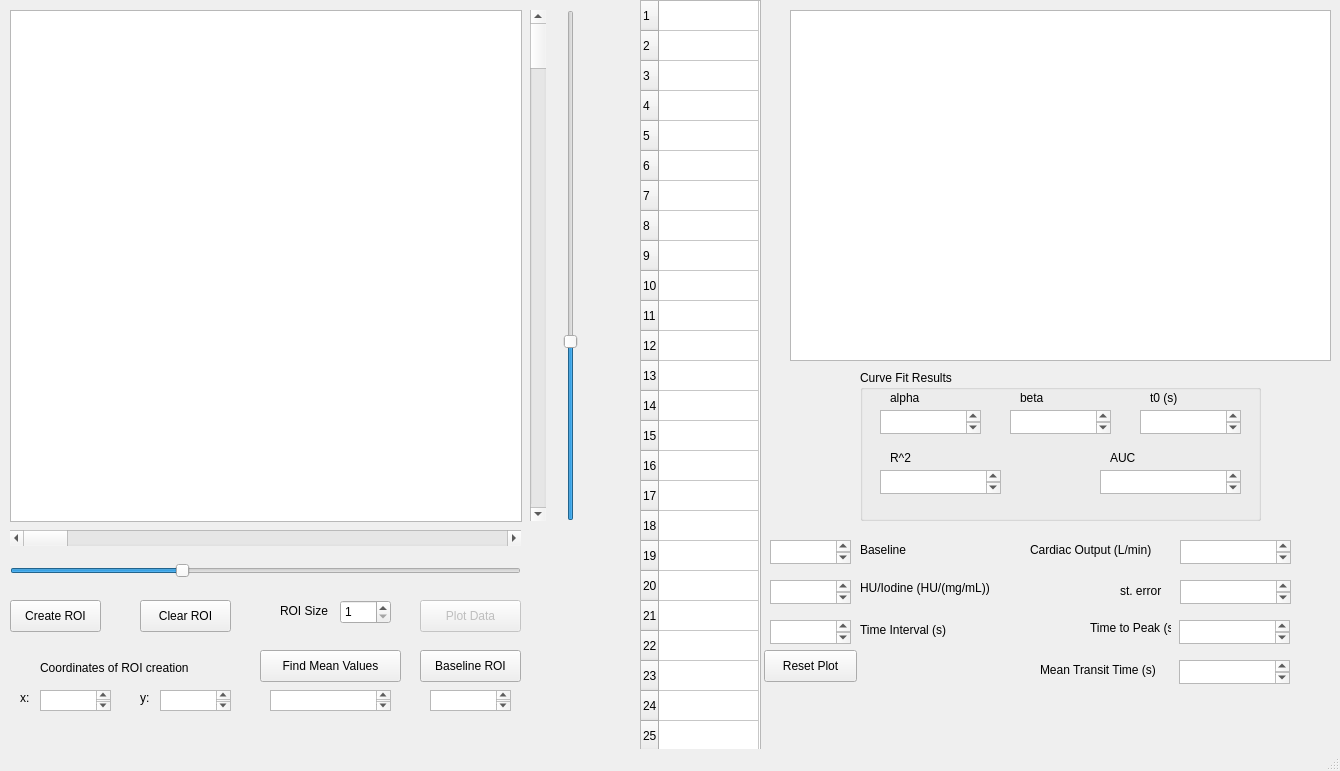
ogdenk/CTCO, file CTCOGUI.ui: the form before one commit.
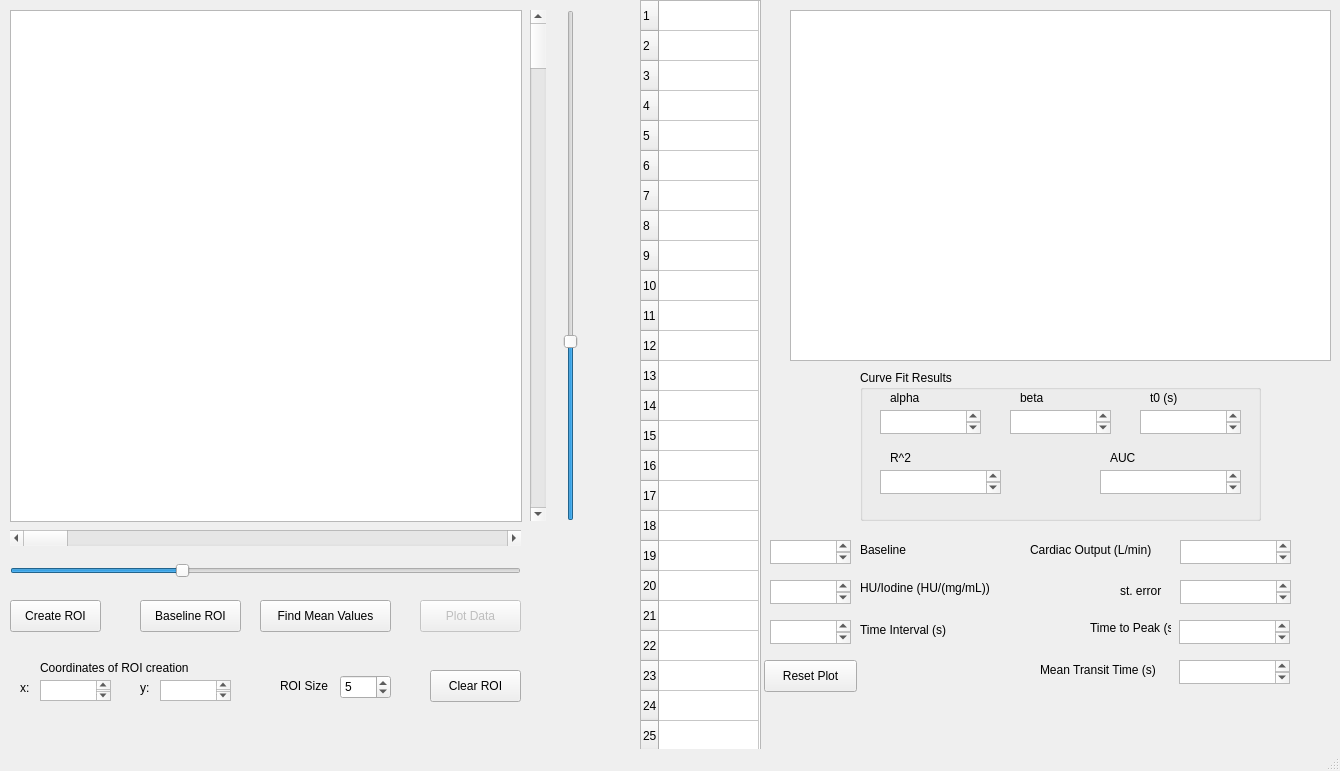
The form after the commit. Custom widgets are drawn as their Qt base class.

Patch:
```diff
--- a/CTCOGUI.ui
+++ b/CTCOGUI.ui
@@ -122,8 +122,8 @@
    <widget class="QPushButton" name="clearROI_btn">
     <property name="geometry">
      <rect>
-      <x>140</x>
-      <y>600</y>
+      <x>430</x>
+      <y>670</y>
       <width>91</width>
       <height>32</height>
      </rect>
@@ -136,7 +136,7 @@
     <property name="geometry">
      <rect>
       <x>340</x>
-      <y>600</y>
+      <y>675</y>
       <width>51</width>
       <height>24</height>
      </rect>
@@ -147,12 +147,15 @@
     <property name="maximum">
      <number>50</number>
     </property>
+    <property name="value">
+     <number>5</number>
+    </property>
    </widget>
    <widget class="QLabel" name="label_4">
     <property name="geometry">
      <rect>
       <x>280</x>
-      <y>595</y>
+      <y>670</y>
       <width>61</width>
       <height>31</height>
      </rect>
@@ -165,8 +168,8 @@
     <property name="geometry">
      <rect>
       <x>260</x>
-      <y>650</y>
-      <width>141</width>
+      <y>600</y>
+      <width>131</width>
       <height>32</height>
      </rect>
     </property>
@@ -177,8 +180,8 @@
    <widget class="QPushButton" name="baseROI_btn">
     <property name="geometry">
      <rect>
-      <x>420</x>
-      <y>650</y>
+      <x>140</x>
+      <y>600</y>
       <width>101</width>
       <height>32</height>
      </rect>
@@ -187,26 +190,6 @@
      <string>Baseline ROI</string>
     </property>
    </widget>
-   <widget class="QTextBrowser" name="textBrowser_2">
-    <property name="geometry">
-     <rect>
-      <x>270</x>
-      <y>690</y>
-      <width>121</width>
-      <height>21</height>
-     </rect>
-    </property>
-   </widget>
-   <widget class="QTextBrowser" name="textBrowser_3">
-    <property name="geometry">
-     <rect>
-      <x>430</x>
-      <y>690</y>
-      <width>81</width>
-      <height>21</height>
-     </rect>
-    </property>
-   </widget>
    <widget class="QLabel" name="label_5">
     <property name="geometry">
      <rect>
@@ -224,7 +207,7 @@
     <property name="geometry">
      <rect>
       <x>40</x>
-      <y>690</y>
+      <y>680</y>
       <width>71</width>
       <height>21</height>
      </rect>
@@ -234,7 +217,7 @@
     <property name="geometry">
      <rect>
       <x>20</x>
-      <y>690</y>
+      <y>680</y>
       <width>16</width>
       <height>16</height>
      </rect>
@@ -247,7 +230,7 @@
     <property name="geometry">
      <rect>
       <x>140</x>
-      <y>690</y>
+      <y>680</y>
       <width>16</width>
       <height>16</height>
      </rect>
@@ -260,7 +243,7 @@
     <property name="geometry">
      <rect>
       <x>160</x>
-      <y>690</y>
+      <y>680</y>
       <width>71</width>
       <height>21</height>
      </rect>
@@ -660,7 +643,7 @@
     <property name="geometry">
      <rect>
       <x>764</x>
-      <y>650</y>
+      <y>660</y>
       <width>93</width>
       <height>32</height>
      </rect>
```
